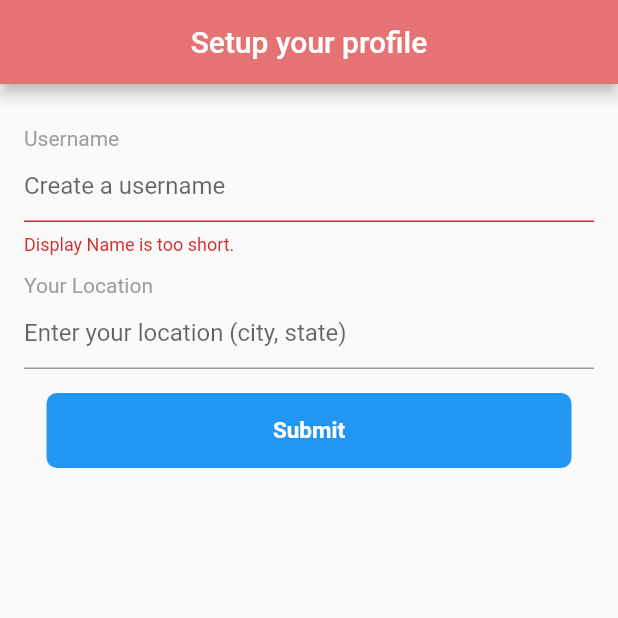
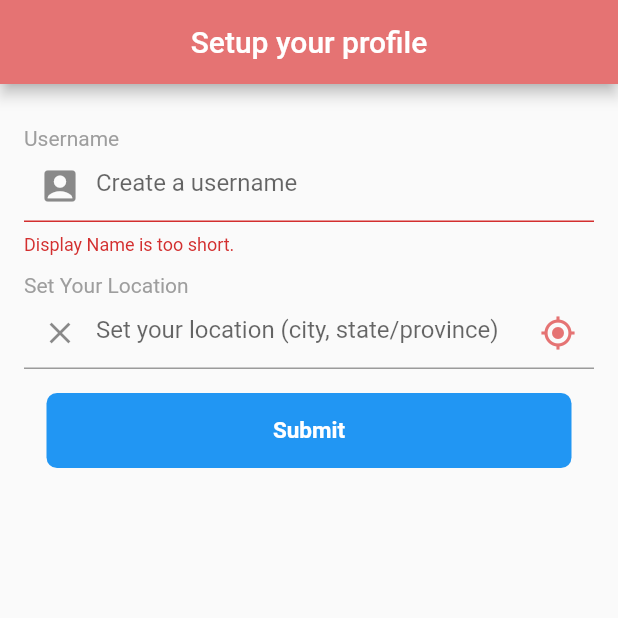
Before and after one commit to kimjaehu/fabbit, a Flutter app: the CreateAccountLocation screen opened directly, after a tap on "Submit", on a phone screen of 412 x 824 dp, the top half of it. Run offline on Flutter 3.47's test engine with Material 2 defaults, Android fonts, the phone set to English and light mode, and no system bars; our stand-ins replace cached_network_image, cloud_firestore, firebase_messaging, firebase_storage, flutter_svg, geolocator and 3 more; missing offline and left inert: animator; accounts and stored records are empty; statements that could not run were skipped.

```diff
--- a/lib/models/user.dart
+++ b/lib/models/user.dart
@@ -7,7 +7,6 @@ class User {
   final String photoUrl;
   final String displayName;
   final String bio;
-  final String location;
 
 
 User({
@@ -17,7 +16,6 @@ User({
   this.photoUrl,
   this.displayName,
   this.bio,
-  this.location,
 });
 
 factory User.fromDocument(DocumentSnapshot doc) {
@@ -28,7 +26,6 @@ factory User.fromDocument(DocumentSnapshot doc) {
     photoUrl: doc['photoUrl'],
     displayName: doc['displayName'],
     bio: doc['bio'],
-    location: doc['location'],
   );
 }
 
--- a/lib/pages/create_account.dart
+++ b/lib/pages/create_account.dart
@@ -32,7 +32,8 @@ class _CreateAccountState extends State<CreateAccount> {
   Widget build(BuildContext parentContext) {
     return Scaffold(
         key: _scaffoldKey,
-        appBar: header(context, titleText: "Setup your profile", removeBackButton: true),
+        appBar: header(context,
+            titleText: "Setup your profile", removeBackButton: true),
         body: ListView(
           children: <Widget>[
             Container(
--- a/lib/pages/create_account_location.dart
+++ b/lib/pages/create_account_location.dart
@@ -1,5 +1,4 @@
 import 'dart:async';
-import 'dart:typed_data';
 import 'package:fabbit/widgets/header.dart';
 import 'package:flutter/material.dart';
 import 'package:geolocator/geolocator.dart';
@@ -9,18 +8,16 @@ class CreateAccountLocation extends StatefulWidget {
   CreateAccountLocationState createState() => CreateAccountLocationState();
 }
 
-class UserData{
+class UserData {
   String username;
   String userLocation;
+  double latitude;
+  double longitude;
 
-  UserData(
-    this.username, this.userLocation,
-  );
+  UserData(this.username, this.userLocation, this.latitude, this.longitude);
 }
 
 class CreateAccountLocationState extends State<CreateAccountLocation> {
-
-
   final _scaffoldKey = GlobalKey<ScaffoldState>();
   // final _formKey = GlobalKey<FormState>();
   TextEditingController usernameController = TextEditingController();
@@ -28,6 +25,9 @@ class CreateAccountLocationState extends State<CreateAccountLocation> {
   bool isLoading = false;
   bool _usernameValid = true;
   bool _userLocationValid = true;
+  bool _addressValid = true;
+  double latitude;
+  double longitude;
 
   @override
   void initState() {
@@ -49,6 +49,7 @@ class CreateAccountLocationState extends State<CreateAccountLocation> {
   // }
 
   getUserLocation() async {
+    _addressValid = true;
     Position position = await Geolocator()
         .getCurrentPosition(desiredAccuracy: LocationAccuracy.high);
     List<Placemark> placemarks = await Geolocator()
@@ -57,11 +58,29 @@ class CreateAccountLocationState extends State<CreateAccountLocation> {
     String completeAddress =
         'subthroughfare: ${placemark.subThoroughfare} throughfare: ${placemark.thoroughfare}, sublocality: ${placemark.subLocality} locality: ${placemark.locality}, subAdministrativeArea:${placemark.subAdministrativeArea},administrativeArea: ${placemark.administrativeArea} postalCode:${placemark.postalCode}, country:${placemark.country}';
     print(completeAddress);
-    String formattedAddress = "${placemark.locality}, ${placemark.administrativeArea}";
-    // setState(() {
-    //   location = formattedAddress;
-    // });
+    String formattedAddress =
+        "${placemark.locality}, ${placemark.administrativeArea}";
     userLocationController.text = formattedAddress;
+    latitude = position.latitude;
+    longitude = position.longitude;
+  }
+
+  convertUserLocationToCoordinates(String userLocationText) async {
+    _addressValid = true;
+    print('previous $_addressValid, $userLocationText');
+    List<Placemark> placemarks = await Geolocator()
+        .placemarkFromAddress(userLocationText);
+
+    print('after $_addressValid');
+    if (_addressValid) {
+      Placemark placemark = placemarks[0];
+      latitude = placemark.position.latitude;
+      longitude = placemark.position.longitude;
+    }
+  }
+
+  clearLocation() {
+    userLocationController.clear();
   }
 
   Column buildUsernameField() {
@@ -78,8 +97,13 @@ class CreateAccountLocationState extends State<CreateAccountLocation> {
         TextField(
           controller: usernameController,
           decoration: InputDecoration(
-              hintText: "Create a username",
-              errorText: _usernameValid ? null : "Display Name is too short."),
+            hintText: "Create a username",
+            errorText: _usernameValid ? null : "Display Name is too short.",
+            prefixIcon: Icon(
+              Icons.account_box,
+              size: 28.0,
+            ),
+          ),
         )
       ],
     );
@@ -92,47 +116,66 @@ class CreateAccountLocationState extends State<CreateAccountLocation> {
         Padding(
           padding: EdgeInsets.only(top: 12.0),
           child: Text(
-            "Your Location",
+            "Set Your Location",
             style: TextStyle(color: Colors.grey),
           ),
         ),
         TextField(
           controller: userLocationController,
           decoration: InputDecoration(
-              hintText: "Enter your location (city, state)",
-              errorText: _userLocationValid ? null : "Location is invalid."),
-        )
+            hintText: "Set your location (city, state/province)",
+            errorText: _userLocationValid ? null : "Location is invalid.",
+            prefixIcon: IconButton(
+              icon: Icon(Icons.clear),
+              onPressed: clearLocation,
+            ),
+            suffixIcon: IconButton(
+              icon: Icon(
+                Icons.my_location,
+                color: Theme.of(context).accentColor,
+              ),
+              onPressed: getUserLocation,
+            ),
+          ),
+        ),
       ],
     );
   }
 
-  submit() {
+  submit() async {
     setState(() {
       usernameController.text.trim().length < 3 ||
               usernameController.text.isEmpty
           ? _usernameValid = false
           : _usernameValid = true;
-      userLocationController.text.trim().length > 100
+      userLocationController.text.trim().length > 30
           ? _userLocationValid = false
           : _userLocationValid = true;
     });
 
     if (_usernameValid && _userLocationValid) {
+      await convertUserLocationToCoordinates(userLocationController.text);
+
+      if (_addressValid) {
+        print('latitude: $latitude, longitude: $longitude');
+        SnackBar snackbar = SnackBar(
+          content: Text("Welcome ${usernameController.text}."),
+        );
+        _scaffoldKey.currentState.showSnackBar(snackbar);
+        UserData userData = new UserData(usernameController.text,
+            userLocationController.text, latitude, longitude);
+        print('userData $userData');
+        Timer(Duration(seconds: 1), () {
+          Navigator.of(context).pop(userData);
+        });
+      }
       // usersRef.document(widget.currentUserId).updateData({
       //   "displayName": displayNameController.text,
       //   "bio": bioController.text,
       // });
       // SnackBar snackbar = SnackBar(content: Text("Profile updated."),);
       // _scaffoldKey.currentState.showSnackBar(snackbar);
-      SnackBar snackbar = SnackBar(
-        content: Text("Welcome ${usernameController.text}."),
-      );
-      _scaffoldKey.currentState.showSnackBar(snackbar);
-      UserData userData = new UserData(usernameController.text, userLocationController.text);
-      print('userData $userData');
-      Timer(Duration(seconds: 1), () {
-        Navigator.of(context).pop(userData);
-      });
+
     }
   }
 
```
Also changed, not shown: lib/pages/home.dart (+4 -14 lines), lib/pages/upload.dart (+11 -1 lines), lib/widgets/post.dart (+12 -0 lines).
